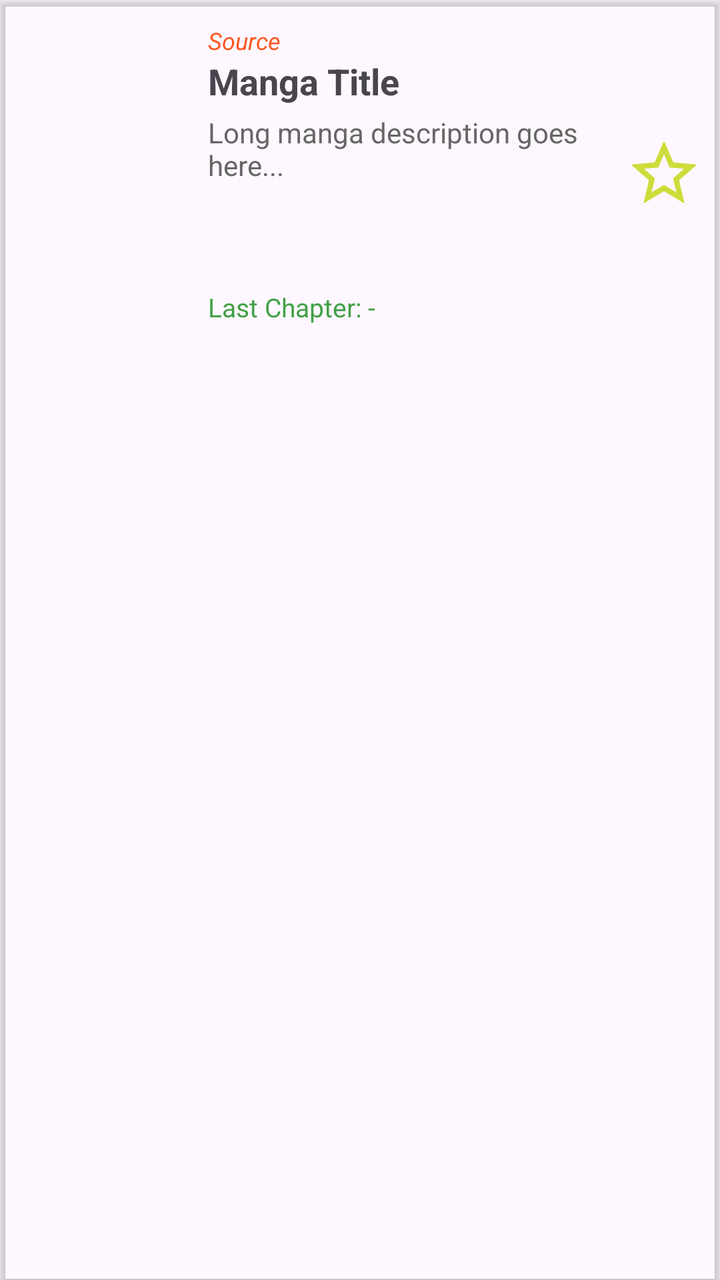
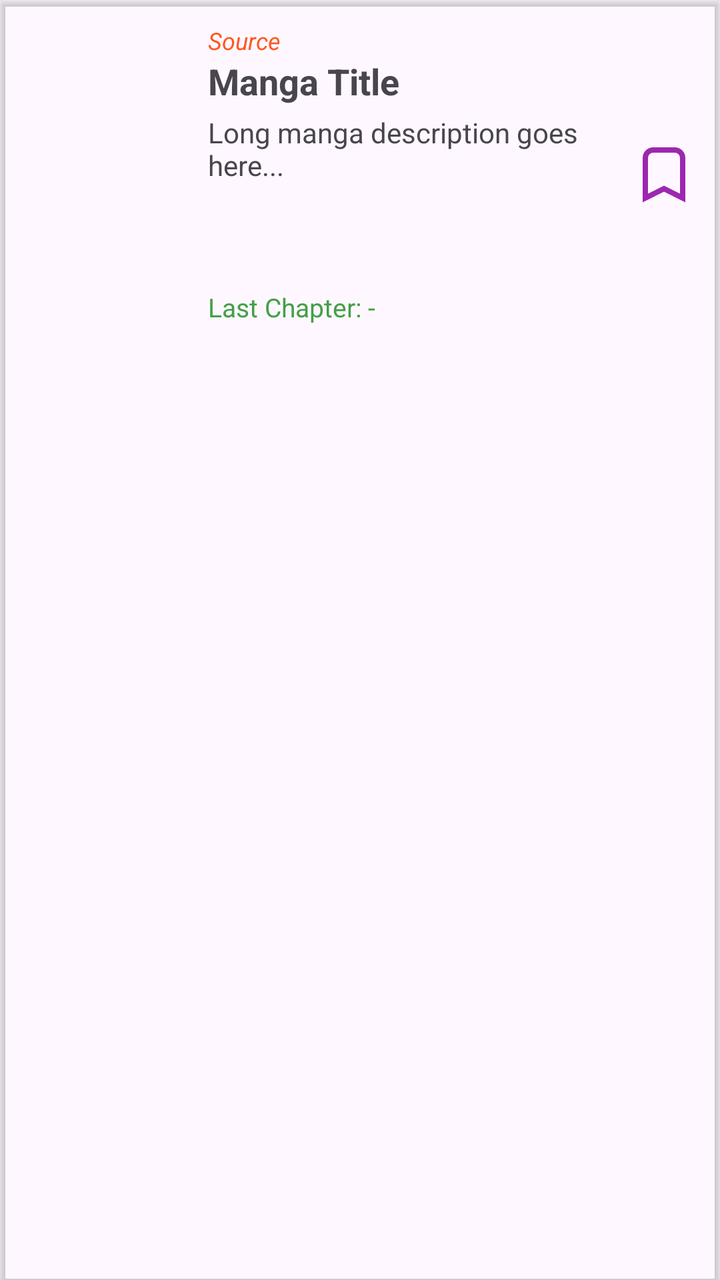

An Android layout rendered at two revisions. The XML below is the earlier revision; the diff shows what the commit changed to produce the second picture.
<!-- AndroidManifest.xml: application theme Theme.MangaV5 -->
<!-- res/layout/activity_manga_item.xml -->
<androidx.cardview.widget.CardView
    xmlns:android="http://schemas.android.com/apk/res/android"
    xmlns:app="http://schemas.android.com/apk/res-auto"
    android:layout_width="match_parent"
    android:layout_height="wrap_content"
    android:layout_margin="8dp"
    app:cardBackgroundColor="@android:color/transparent">

    <LinearLayout
        android:layout_width="match_parent"
        android:layout_height="wrap_content"
        android:orientation="horizontal"
        android:padding="12dp"
        android:gravity="center_vertical"
        android:background="@android:color/transparent">

        
        <ImageView
            android:id="@+id/mangaCoverImage"
            android:layout_width="80dp"
            android:layout_height="110dp"
            android:scaleType="centerCrop"
            android:contentDescription="Manga Cover" />

        
        
        <LinearLayout
            android:layout_width="0dp"
            android:layout_height="wrap_content"
            android:layout_weight="1"
            android:orientation="vertical"
            android:layout_marginStart="12dp">

            
            <TextView
                android:id="@+id/mangaSource"
                android:layout_width="match_parent"
                android:layout_height="wrap_content"
                android:text="Source"
                android:textSize="12sp"
                android:textColor="#FF5722"
                android:textStyle="italic"
                android:ellipsize="end"
                android:maxLines="1" />

            
            <TextView
                android:id="@+id/mangaTitle"
                android:layout_width="match_parent"
                android:layout_height="wrap_content"
                android:text="Manga Title"
                android:textSize="18sp"
                android:textStyle="bold"
                android:ellipsize="end"
                android:maxLines="1" />

            
            <androidx.core.widget.NestedScrollView
                android:layout_width="match_parent"
                android:layout_height="80dp"
                android:fillViewport="true"
                android:overScrollMode="ifContentScrolls"
                android:scrollbars="vertical"
                android:layout_marginTop="4dp">

                <TextView
                    android:id="@+id/mangaDescription"
                    android:layout_width="match_parent"
                    android:layout_height="wrap_content"
                    android:text="Long manga description goes here..."
                    android:textColor="#666"
                    android:textSize="14sp" />

            </androidx.core.widget.NestedScrollView>

            
            <TextView
                android:id="@+id/lastChapter"
                android:layout_width="match_parent"
                android:layout_height="wrap_content"
                android:text="Last Chapter: -"
                android:textColor="#43A047"
                android:textSize="13sp"
                android:ellipsize="end"
                android:maxLines="1"
                android:layout_marginTop="8dp"
                android:clickable="true"
                android:focusable="true" />
        </LinearLayout>


        
        <ImageView
            android:id="@+id/bookmarkStar"
            android:layout_width="32dp"
            android:layout_height="32dp"
            android:layout_marginStart="12dp"
            android:src="@drawable/ic_star_border"
            android:clickable="true"
            android:focusable="true"
            android:contentDescription="Bookmark" />
    </LinearLayout>

</androidx.cardview.widget.CardView>
<!-- resources referenced by this layout -->
<resources>
  <!-- drawable ic_star_border (drawable) -->
  <vector xmlns:android="http://schemas.android.com/apk/res/android"
      android:width="24dp"
      android:height="24dp"
      android:viewportWidth="24"
      android:viewportHeight="24">
  
      <path
          android:fillColor="#FF000000"
          android:pathData="M22,9.24l-7.19,-0.62L12,2 9.19,8.62 2,9.24 7.46,13.97 5.82,21 12,17.27 18.18,21 16.54,13.97z"
          android:fillAlpha="0"
          android:strokeColor="#CDDC39"
          android:strokeWidth="2"/>
  </vector>
  <style name="Theme.MangaV5" parent="Theme.MaterialComponents.DayNight.DarkActionBar">
          
          <item name="colorPrimary">@color/purple_500</item>
          <item name="colorPrimaryVariant">@color/purple_700</item>
          <item name="colorOnPrimary">@color/white</item>
          
          <item name="colorSecondary">@color/teal_200</item>
          <item name="colorSecondaryVariant">@color/teal_700</item>
          <item name="colorOnSecondary">@color/black</item>
          
          <item name="android:statusBarColor">?attr/colorPrimaryVariant</item>
          
      </style>
  <color name="purple_500">#FF6200EE</color>
  <color name="purple_700">#FF3700B3</color>
  <color name="white">#FFFFFFFF</color>
  <color name="teal_200">#FF03DAC5</color>
  <color name="teal_700">#FF018786</color>
  <color name="black">#FF000000</color>
</resources>

<!-- the commit's change to res/layout/activity_manga_item.xml (unified diff, before → after) -->
@@ -68,7 +68,6 @@
                     android:layout_width="match_parent"
                     android:layout_height="wrap_content"
                     android:text="Long manga description goes here..."
-                    android:textColor="#666"
                     android:textSize="14sp" />
 
             </androidx.core.widget.NestedScrollView>
@@ -95,7 +94,7 @@
             android:layout_width="32dp"
             android:layout_height="32dp"
             android:layout_marginStart="12dp"
-            android:src="@drawable/ic_star_border"
+            android:src="@drawable/ic_bookmark_border"
             android:clickable="true"
             android:focusable="true"
             android:contentDescription="Bookmark" />
<!-- resource entries referenced after the edit -->
@@ -1,6 +1,6 @@
 <!-- resources referenced by this layout -->
 <resources>
-  <!-- drawable ic_star_border (drawable) -->
+  <!-- drawable ic_bookmark_border (drawable) -->
   <vector xmlns:android="http://schemas.android.com/apk/res/android"
       android:width="24dp"
       android:height="24dp"
@@ -8,11 +8,10 @@
       android:viewportHeight="24">
   
       <path
-          android:fillColor="#FF000000"
-          android:pathData="M22,9.24l-7.19,-0.62L12,2 9.19,8.62 2,9.24 7.46,13.97 5.82,21 12,17.27 18.18,21 16.54,13.97z"
-          android:fillAlpha="0"
-          android:strokeColor="#CDDC39"
-          android:strokeWidth="2"/>
+          android:fillColor="#00000000"
+          android:strokeColor="#9C27B0"
+          android:strokeWidth="2"
+          android:pathData="M8,3h8c1.7,0 3,1.3 3,3v15l-7,-3.5L5,21V6c0,-1.7 1.3,-3 3,-3z"/>
   </vector>
   <style name="Theme.MangaV5" parent="Theme.MaterialComponents.DayNight.DarkActionBar">
           
